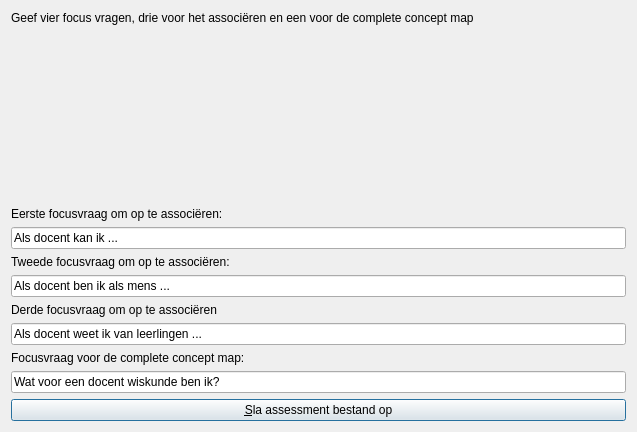
The window that Projects/ProjectBrainweaver/qtpvdbcreateassessmentpartialdialog.ui (richelbilderbeek/ProjectRichelBilderbeek) describes before a commit, drawn with Qt 5.
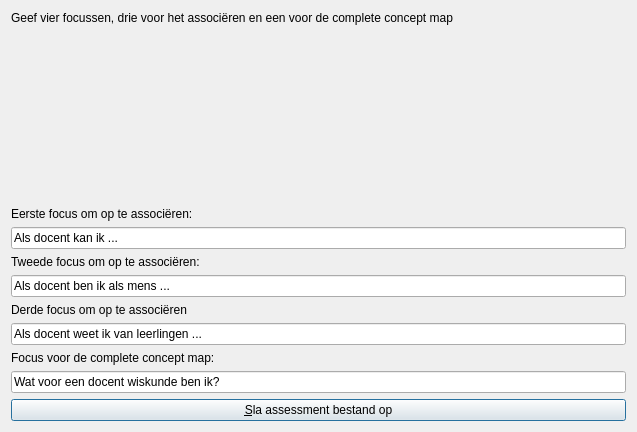
The same window after the commit. Icons and pictures are not drawn.

```diff
--- a/Projects/ProjectBrainweaver/qtpvdbcreateassessmentpartialdialog.ui
+++ b/Projects/ProjectBrainweaver/qtpvdbcreateassessmentpartialdialog.ui
@@ -21,7 +21,7 @@
    <item>
     <widget class="QLabel" name="label">
      <property name="text">
-      <string>Geef vier focus vragen, drie voor het associëren en een voor de complete concept map</string>
+      <string>Geef vier focussen, drie voor het associëren en een voor de complete concept map</string>
      </property>
      <property name="wordWrap">
       <bool>true</bool>
@@ -44,7 +44,7 @@
    <item>
     <widget class="QLabel" name="label_3">
      <property name="text">
-      <string>Eerste focusvraag om op te associëren:</string>
+      <string>Eerste focus om op te associëren:</string>
      </property>
     </widget>
    </item>
@@ -58,7 +58,7 @@
    <item>
     <widget class="QLabel" name="label_4">
      <property name="text">
-      <string>Tweede focusvraag om op te associëren:</string>
+      <string>Tweede focus om op te associëren:</string>
      </property>
     </widget>
    </item>
@@ -72,7 +72,7 @@
    <item>
     <widget class="QLabel" name="label_5">
      <property name="text">
-      <string>Derde focusvraag om op te associëren</string>
+      <string>Derde focus om op te associëren</string>
      </property>
     </widget>
    </item>
@@ -86,7 +86,7 @@
    <item>
     <widget class="QLabel" name="label_2">
      <property name="text">
-      <string>Focusvraag voor de complete concept map:</string>
+      <string>Focus voor de complete concept map:</string>
      </property>
     </widget>
    </item>
```
